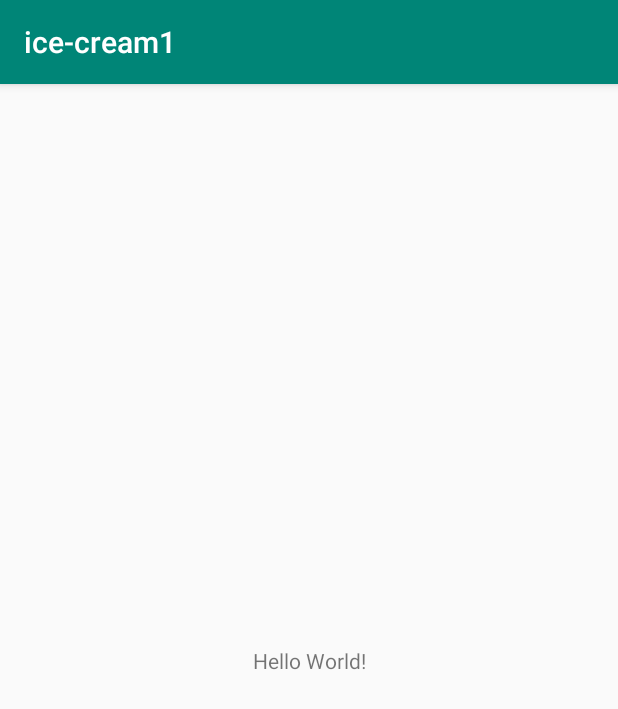
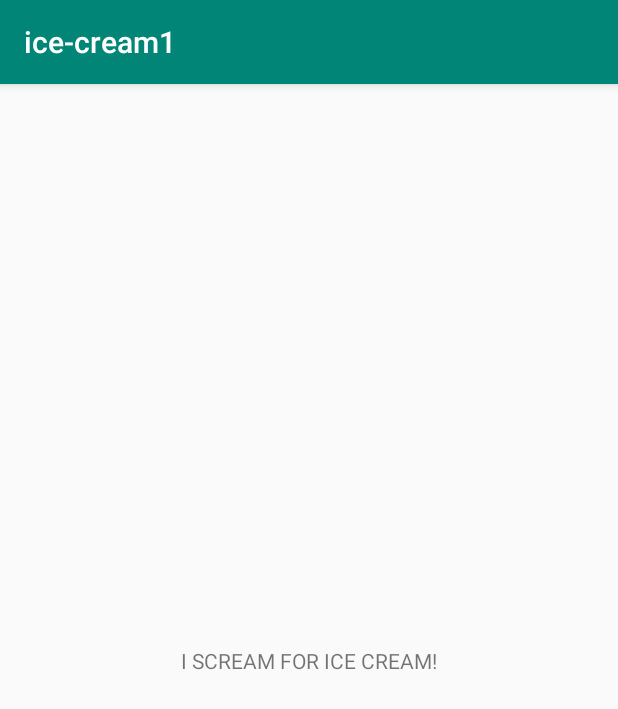
Before and after one commit to Omoyi/ice-cream1, an Android app: the screen it shows after launch (MainActivity), on a phone screen of 412 x 824 dp. Shown: the top 709 px of the screen. Run offline under Robolectric (Android 15) with nearby library versions, the phone set to English and light mode, and no system bars.

```diff
--- a/app/src/main/java/com/myicecream/ice_cream1/MainActivity.java
+++ b/app/src/main/java/com/myicecream/ice_cream1/MainActivity.java
@@ -10,5 +10,7 @@ public class MainActivity extends AppCompatActivity {
     protected void onCreate(Bundle savedInstanceState) {
         super.onCreate(savedInstanceState);
         setContentView(R.layout.activity_main);
+
+
     }
 }
--- a/app/src/main/res/layout/activity_main.xml
+++ b/app/src/main/res/layout/activity_main.xml
@@ -9,7 +9,7 @@
     <TextView
         android:layout_width="wrap_content"
         android:layout_height="wrap_content"
-        android:text="Hello World!"
+        android:text="I SCREAM FOR ICE CREAM!"
         app:layout_constraintBottom_toBottomOf="parent"
         app:layout_constraintLeft_toLeftOf="parent"
         app:layout_constraintRight_toRightOf="parent"
```
